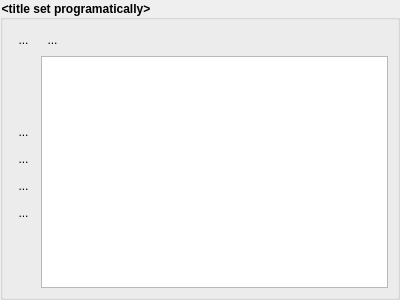
This is routinebox.ui in labscript-suite-temp/lyse as Qt 5 draws it before an edit. The edited form follows.
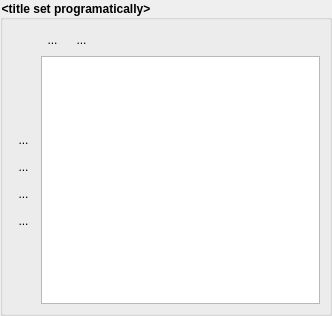
This is the edited form. Icons and pictures are not drawn.

Commit message: Setting up callbacks in routinebox

What changed in the file:
```diff
--- a/routinebox.ui
+++ b/routinebox.ui
@@ -6,8 +6,8 @@
    <rect>
     <x>0</x>
     <y>0</y>
-    <width>400</width>
-    <height>300</height>
+    <width>332</width>
+    <height>316</height>
    </rect>
   </property>
   <property name="windowTitle">
@@ -101,10 +101,8 @@
      <property name="checkable">
       <bool>false</bool>
      </property>
-     <layout class="QVBoxLayout" name="verticalLayout_3">
-      <item>
-       <layout class="QVBoxLayout" name="verticalLayout_2">
-        <item>
+     <layout class="QGridLayout" name="gridLayout">
+      <item row="0" column="1">
          <layout class="QHBoxLayout" name="horizontalLayout_2">
           <item>
            <widget class="QToolButton" name="toolButton_add_routine">
@@ -149,9 +147,7 @@
           </item>
          </layout>
         </item>
-        <item>
-         <layout class="QHBoxLayout" name="horizontalLayout">
-          <item>
+      <item row="1" column="0">
            <layout class="QVBoxLayout" name="verticalLayout">
             <item>
              <spacer name="verticalSpacer">
@@ -225,7 +221,7 @@
             </item>
            </layout>
           </item>
-          <item>
+      <item row="1" column="1">
            <widget class="QTreeView" name="treeView">
             <property name="autoScroll">
              <bool>false</bool>
@@ -240,10 +236,6 @@
              <enum>QAbstractItemView::ScrollPerPixel</enum>
             </property>
            </widget>
-          </item>
-         </layout>
-        </item>
-       </layout>
       </item>
      </layout>
     </widget>
```
Left out of the diff: 6 changed lines with no effect on the pictures. Lines whose indentation alone changed are shown as unchanged. The commit also changes 1 other file.
